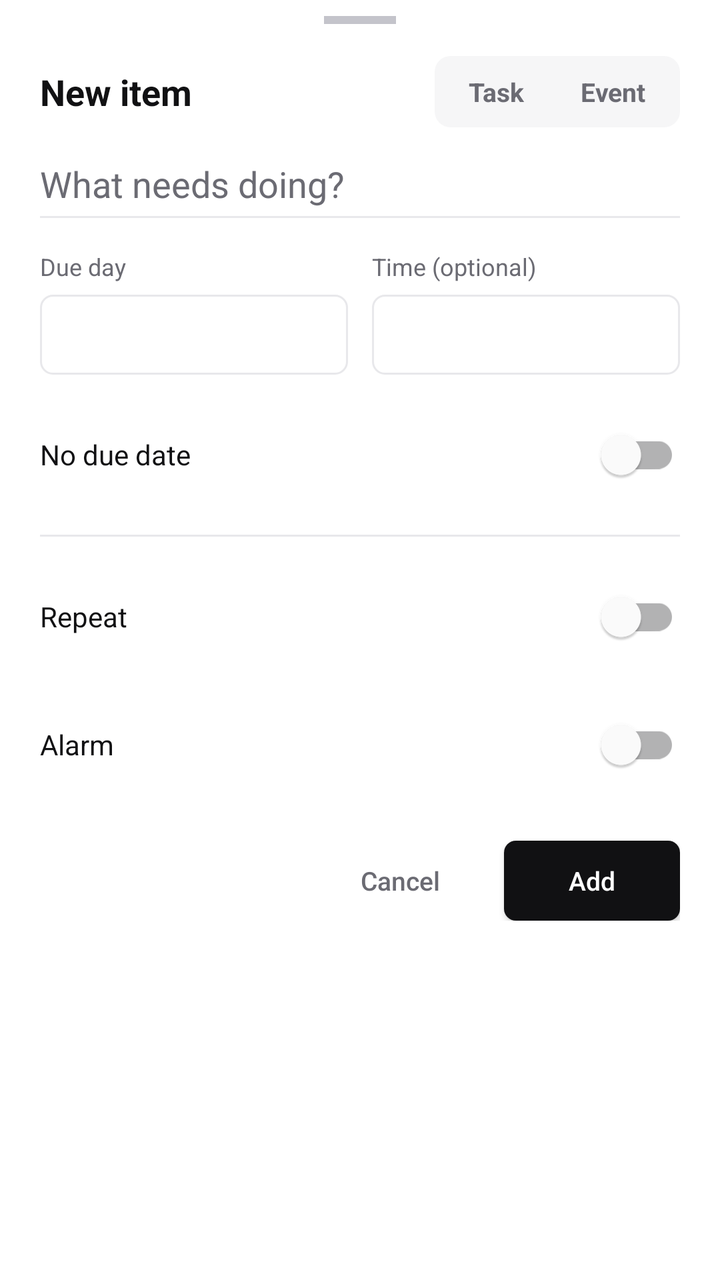
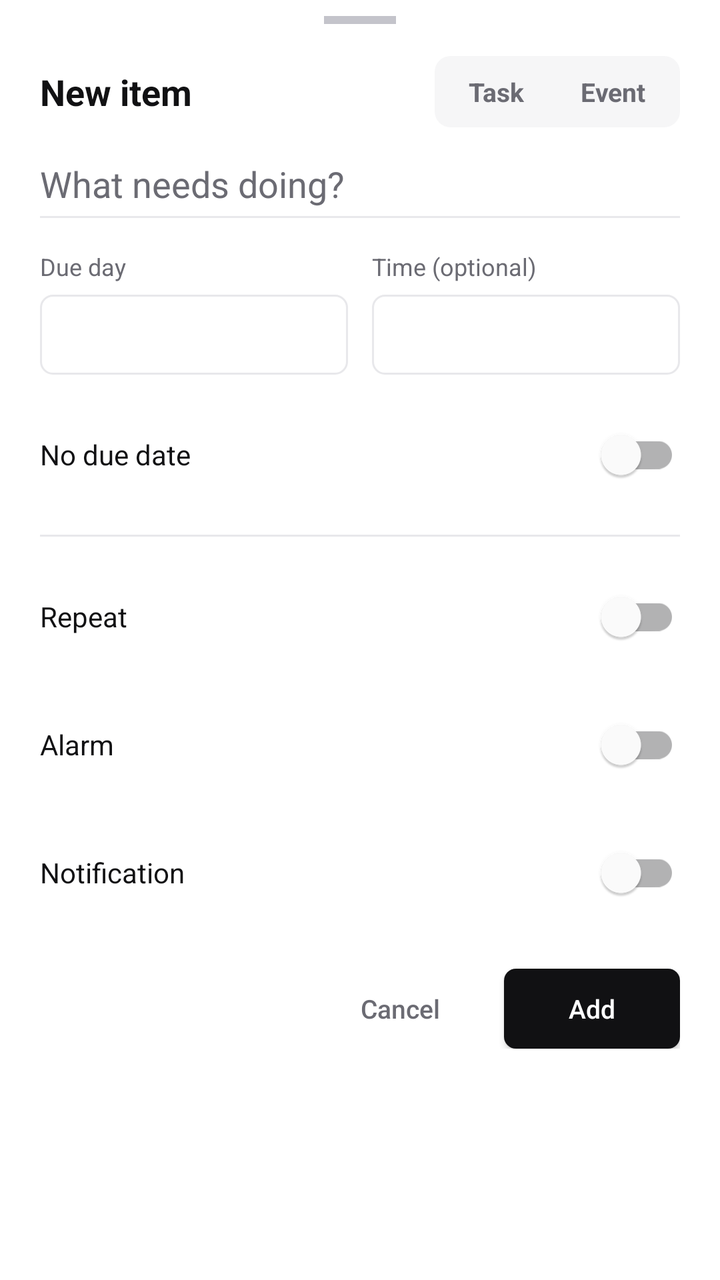

An Android layout rendered at two revisions. The XML below is the earlier revision; the diff shows what the commit changed to produce the second picture.
<!-- AndroidManifest.xml: application theme Theme.ToDoApp -->
<!-- res/layout/sheet_add_item.xml -->
<?xml version="1.0" encoding="utf-8"?>
<androidx.core.widget.NestedScrollView xmlns:android="http://schemas.android.com/apk/res/android"
    xmlns:app="http://schemas.android.com/apk/res-auto"
    android:layout_width="match_parent"
    android:layout_height="wrap_content"
    android:background="@color/bg">

    <LinearLayout
        android:layout_width="match_parent"
        android:layout_height="wrap_content"
        android:orientation="vertical"
        android:paddingStart="20dp"
        android:paddingTop="8dp"
        android:paddingEnd="20dp"
        android:paddingBottom="20dp">

        
        <View
            android:layout_width="36dp"
            android:layout_height="4dp"
            android:layout_gravity="center_horizontal"
            android:layout_marginBottom="16dp"
            android:background="@color/muted_2" />

        
        <LinearLayout
            android:layout_width="match_parent"
            android:layout_height="wrap_content"
            android:gravity="center_vertical"
            android:orientation="horizontal">

            <TextView
                android:id="@+id/sheet_title"
                android:layout_width="0dp"
                android:layout_height="wrap_content"
                android:layout_weight="1"
                android:text="@string/sheet_new_item"
                android:textColor="@color/fg"
                android:textSize="18sp"
                android:textStyle="bold" />

            <LinearLayout
                android:layout_width="wrap_content"
                android:layout_height="wrap_content"
                android:background="@drawable/bg_tabs_container"
                android:orientation="horizontal"
                android:padding="3dp">

                <TextView
                    android:id="@+id/type_task"
                    android:layout_width="wrap_content"
                    android:layout_height="wrap_content"
                    android:background="@drawable/bg_tab"
                    android:paddingStart="14dp"
                    android:paddingTop="6dp"
                    android:paddingEnd="14dp"
                    android:paddingBottom="6dp"
                    android:text="@string/type_task"
                    android:textColor="@color/tab_text"
                    android:textSize="13sp"
                    android:textStyle="bold" />

                <TextView
                    android:id="@+id/type_event"
                    android:layout_width="wrap_content"
                    android:layout_height="wrap_content"
                    android:background="@drawable/bg_tab"
                    android:paddingStart="14dp"
                    android:paddingTop="6dp"
                    android:paddingEnd="14dp"
                    android:paddingBottom="6dp"
                    android:text="@string/type_event"
                    android:textColor="@color/tab_text"
                    android:textSize="13sp"
                    android:textStyle="bold" />
            </LinearLayout>
        </LinearLayout>

        
        <EditText
            android:id="@+id/todo_input"
            android:layout_width="match_parent"
            android:layout_height="wrap_content"
            android:layout_marginTop="16dp"
            android:background="@null"
            android:hint="@string/title_hint"
            android:inputType="textCapSentences"
            android:textColor="@color/fg"
            android:textColorHint="@color/muted"
            android:textSize="18sp" />

        <View
            android:layout_width="match_parent"
            android:layout_height="@dimen/hairline"
            android:layout_marginTop="4dp"
            android:layout_marginBottom="16dp"
            android:background="@color/line" />

        
        <LinearLayout
            android:id="@+id/task_fields"
            android:layout_width="match_parent"
            android:layout_height="wrap_content"
            android:orientation="horizontal">

            <LinearLayout
                android:layout_width="0dp"
                android:layout_height="wrap_content"
                android:layout_marginEnd="6dp"
                android:layout_weight="1"
                android:orientation="vertical">

                <TextView style="@style/FieldLabel" android:text="@string/due_day" />

                <TextView
                    android:id="@+id/due_date"
                    style="@style/FieldValue" />
            </LinearLayout>

            <LinearLayout
                android:layout_width="0dp"
                android:layout_height="wrap_content"
                android:layout_marginStart="6dp"
                android:layout_weight="1"
                android:orientation="vertical">

                <TextView style="@style/FieldLabel" android:text="@string/time_optional" />

                <TextView
                    android:id="@+id/due_time"
                    style="@style/FieldValue" />
            </LinearLayout>
        </LinearLayout>

        
        <LinearLayout
            android:id="@+id/event_fields"
            android:layout_width="match_parent"
            android:layout_height="wrap_content"
            android:orientation="vertical"
            android:visibility="gone">

            <LinearLayout
                android:layout_width="match_parent"
                android:layout_height="wrap_content"
                android:orientation="horizontal">

                <LinearLayout
                    android:layout_width="0dp"
                    android:layout_height="wrap_content"
                    android:layout_marginEnd="6dp"
                    android:layout_weight="1"
                    android:orientation="vertical">

                    <TextView style="@style/FieldLabel" android:text="@string/start_day" />

                    <TextView
                        android:id="@+id/start_date"
                        style="@style/FieldValue" />
                </LinearLayout>

                <LinearLayout
                    android:layout_width="0dp"
                    android:layout_height="wrap_content"
                    android:layout_marginStart="6dp"
                    android:layout_weight="1"
                    android:orientation="vertical">

                    <TextView style="@style/FieldLabel" android:text="@string/start_time" />

                    <TextView
                        android:id="@+id/start_time"
                        style="@style/FieldValue" />
                </LinearLayout>
            </LinearLayout>

            <LinearLayout
                android:layout_width="match_parent"
                android:layout_height="wrap_content"
                android:layout_marginTop="12dp"
                android:orientation="vertical">

                <TextView style="@style/FieldLabel" android:text="@string/end_time" />

                <TextView
                    android:id="@+id/end_time"
                    style="@style/FieldValue" />
            </LinearLayout>
        </LinearLayout>

        
        <LinearLayout
            android:id="@+id/task_section_row"
            android:layout_width="match_parent"
            android:layout_height="wrap_content"
            android:layout_marginTop="16dp"
            android:orientation="vertical">

            <LinearLayout
                android:layout_width="match_parent"
                android:layout_height="wrap_content"
                android:gravity="center_vertical"
                android:orientation="horizontal">

                <TextView
                    android:layout_width="0dp"
                    android:layout_height="wrap_content"
                    android:layout_weight="1"
                    android:text="@string/no_due_date"
                    android:textColor="@color/fg"
                    android:textSize="14sp" />

                <com.google.android.material.switchmaterial.SwitchMaterial
                    android:id="@+id/no_due"
                    android:layout_width="wrap_content"
                    android:layout_height="wrap_content" />
            </LinearLayout>

            <LinearLayout
                android:id="@+id/task_section_field"
                android:layout_width="match_parent"
                android:layout_height="wrap_content"
                android:layout_marginTop="10dp"
                android:orientation="vertical"
                android:visibility="gone">

                <TextView style="@style/FieldLabel" android:text="@string/place_in" />

                <Spinner
                    android:id="@+id/task_section"
                    android:layout_width="match_parent"
                    android:layout_height="40dp"
                    android:background="@drawable/bg_input"
                    android:paddingStart="10dp"
                    android:paddingEnd="10dp" />
            </LinearLayout>
        </LinearLayout>

        
        <LinearLayout
            android:id="@+id/project_row"
            android:layout_width="match_parent"
            android:layout_height="wrap_content"
            android:layout_marginTop="16dp"
            android:orientation="vertical"
            android:visibility="gone">

            <TextView style="@style/FieldLabel" android:text="@string/project" />

            <Spinner
                android:id="@+id/project_select"
                android:layout_width="match_parent"
                android:layout_height="40dp"
                android:background="@drawable/bg_input"
                android:paddingStart="10dp"
                android:paddingEnd="10dp" />

            <LinearLayout
                android:id="@+id/date_tabs_switch"
                android:layout_width="match_parent"
                android:layout_height="wrap_content"
                android:layout_marginTop="10dp"
                android:gravity="center_vertical"
                android:orientation="horizontal"
                android:visibility="gone">

                <TextView
                    android:layout_width="0dp"
                    android:layout_height="wrap_content"
                    android:layout_weight="1"
                    android:text="@string/also_show_in_date_tabs"
                    android:textColor="@color/fg"
                    android:textSize="14sp" />

                <com.google.android.material.switchmaterial.SwitchMaterial
                    android:id="@+id/in_date_tabs"
                    android:layout_width="wrap_content"
                    android:layout_height="wrap_content" />
            </LinearLayout>
        </LinearLayout>

        <View
            android:layout_width="match_parent"
            android:layout_height="@dimen/hairline"
            android:layout_marginTop="16dp"
            android:background="@color/line" />

        
        <LinearLayout
            android:layout_width="match_parent"
            android:layout_height="wrap_content"
            android:layout_marginTop="16dp"
            android:gravity="center_vertical"
            android:orientation="horizontal">

            <TextView
                android:layout_width="0dp"
                android:layout_height="wrap_content"
                android:layout_weight="1"
                android:text="@string/repeat"
                android:textColor="@color/fg"
                android:textSize="14sp" />

            <com.google.android.material.switchmaterial.SwitchMaterial
                android:id="@+id/repeat_task"
                android:layout_width="wrap_content"
                android:layout_height="wrap_content" />
        </LinearLayout>

        <LinearLayout
            android:id="@+id/repeat_controls"
            android:layout_width="match_parent"
            android:layout_height="wrap_content"
            android:layout_marginTop="12dp"
            android:orientation="vertical"
            android:visibility="gone">

            <include layout="@layout/view_repeat_controls" />
        </LinearLayout>

        
        <LinearLayout
            android:id="@+id/alarm_row"
            android:layout_width="match_parent"
            android:layout_height="wrap_content"
            android:layout_marginTop="16dp"
            android:gravity="center_vertical"
            android:orientation="horizontal">

            <TextView
                android:layout_width="0dp"
                android:layout_height="wrap_content"
                android:layout_weight="1"
                android:text="@string/alarm_label"
                android:textColor="@color/fg"
                android:textSize="14sp" />

            <com.google.android.material.switchmaterial.SwitchMaterial
                android:id="@+id/alarm_switch"
                android:layout_width="wrap_content"
                android:layout_height="wrap_content" />
        </LinearLayout>

        <LinearLayout
            android:id="@+id/alarm_controls"
            android:layout_width="match_parent"
            android:layout_height="wrap_content"
            android:layout_marginTop="12dp"
            android:orientation="vertical"
            android:visibility="gone">

            <TextView style="@style/FieldLabel" android:text="@string/alarm_time_label" />

            <TextView
                android:id="@+id/alarm_time_value"
                style="@style/FieldValue" />
        </LinearLayout>

        
        <LinearLayout
            android:layout_width="match_parent"
            android:layout_height="wrap_content"
            android:layout_marginTop="24dp"
            android:gravity="center_vertical"
            android:orientation="horizontal">

            <Space
                android:layout_width="0dp"
                android:layout_height="1dp"
                android:layout_weight="1" />

            <androidx.appcompat.widget.AppCompatButton
                android:id="@+id/sheet_cancel"
                android:layout_width="wrap_content"
                android:layout_height="40dp"
                android:layout_marginEnd="8dp"
                android:background="@android:color/transparent"
                android:paddingStart="14dp"
                android:paddingEnd="14dp"
                android:text="@string/cancel"
                android:textAllCaps="false"
                android:textColor="@color/muted"
                android:textSize="13sp" />

            <androidx.appcompat.widget.AppCompatButton
                android:id="@+id/sheet_add"
                android:layout_width="wrap_content"
                android:layout_height="40dp"
                android:background="@drawable/bg_btn_filled"
                android:paddingStart="16dp"
                android:paddingEnd="16dp"
                android:text="@string/add"
                android:textAllCaps="false"
                android:textColor="@color/on_accent"
                android:textSize="13sp" />
        </LinearLayout>
    </LinearLayout>
</androidx.core.widget.NestedScrollView>
<!-- res/layout/view_repeat_controls.xml (included above) -->
<?xml version="1.0" encoding="utf-8"?>
<LinearLayout xmlns:android="http://schemas.android.com/apk/res/android"
    android:layout_width="match_parent"
    android:layout_height="wrap_content"
    android:orientation="vertical">

    
    <LinearLayout
        android:layout_width="match_parent"
        android:layout_height="wrap_content"
        android:orientation="horizontal">

        <LinearLayout
            android:layout_width="0dp"
            android:layout_height="wrap_content"
            android:layout_marginEnd="6dp"
            android:layout_weight="1"
            android:orientation="vertical">

            <TextView style="@style/FieldLabel" android:text="@string/repeat_every" />

            <LinearLayout
                android:layout_width="match_parent"
                android:layout_height="wrap_content"
                android:orientation="horizontal">

                <EditText
                    android:id="@+id/repeat_interval"
                    android:layout_width="64dp"
                    android:layout_height="40dp"
                    android:layout_marginEnd="6dp"
                    android:background="@drawable/bg_input"
                    android:gravity="center"
                    android:inputType="number"
                    android:text="1"
                    android:textColor="@color/fg"
                    android:textSize="14sp" />

                <Spinner
                    android:id="@+id/repeat_unit"
                    android:layout_width="0dp"
                    android:layout_height="40dp"
                    android:layout_weight="1"
                    android:background="@drawable/bg_input"
                    android:paddingStart="10dp"
                    android:paddingEnd="10dp" />
            </LinearLayout>
        </LinearLayout>

        <LinearLayout
            android:id="@+id/repeat_time_row"
            android:layout_width="0dp"
            android:layout_height="wrap_content"
            android:layout_marginStart="6dp"
            android:layout_weight="1"
            android:orientation="vertical">

            <TextView style="@style/FieldLabel" android:text="@string/reveal_time" />

            <TextView android:id="@+id/repeat_time" style="@style/FieldValue" />
        </LinearLayout>
    </LinearLayout>

    
    <LinearLayout
        android:id="@+id/repeat_weekday_field"
        android:layout_width="match_parent"
        android:layout_height="wrap_content"
        android:layout_marginTop="12dp"
        android:orientation="vertical"
        android:visibility="gone">

        <TextView style="@style/FieldLabel" android:text="@string/repeat_on" />

        <LinearLayout
            android:id="@+id/weekday_pills"
            android:layout_width="match_parent"
            android:layout_height="wrap_content"
            android:orientation="horizontal">

            <TextView style="@style/Pill" android:tag="0" android:text="Sun" />
            <TextView style="@style/Pill" android:tag="1" android:text="Mon" />
            <TextView style="@style/Pill" android:tag="2" android:text="Tue" />
            <TextView style="@style/Pill" android:tag="3" android:text="Wed" />
            <TextView style="@style/Pill" android:tag="4" android:text="Thu" />
            <TextView style="@style/Pill" android:tag="5" android:text="Fri" />
            <TextView style="@style/Pill" android:tag="6" android:text="Sat" />
        </LinearLayout>
    </LinearLayout>

    
    <LinearLayout
        android:id="@+id/repeat_monthday_field"
        android:layout_width="match_parent"
        android:layout_height="wrap_content"
        android:layout_marginTop="12dp"
        android:orientation="vertical"
        android:visibility="gone">

        <TextView style="@style/FieldLabel" android:text="@string/monthly_pattern" />

        <Spinner
            android:id="@+id/repeat_month_pattern"
            android:layout_width="match_parent"
            android:layout_height="40dp"
            android:background="@drawable/bg_input"
            android:paddingStart="10dp"
            android:paddingEnd="10dp" />
    </LinearLayout>

    
    <LinearLayout
        android:id="@+id/repeat_month_days_field"
        android:layout_width="match_parent"
        android:layout_height="wrap_content"
        android:layout_marginTop="12dp"
        android:orientation="vertical"
        android:visibility="gone">

        <TextView style="@style/FieldLabel" android:text="@string/days_of_month" />

        <EditText
            android:id="@+id/repeat_monthdays"
            android:layout_width="match_parent"
            android:layout_height="40dp"
            android:background="@drawable/bg_input"
            android:hint="@string/days_of_month_hint"
            android:inputType="text"
            android:paddingStart="10dp"
            android:paddingEnd="10dp"
            android:textColor="@color/fg"
            android:textColorHint="@color/muted"
            android:textSize="14sp" />
    </LinearLayout>

    
    <LinearLayout
        android:id="@+id/repeat_month_week_field"
        android:layout_width="match_parent"
        android:layout_height="wrap_content"
        android:layout_marginTop="12dp"
        android:orientation="vertical"
        android:visibility="gone">

        <TextView style="@style/FieldLabel" android:text="@string/week_of_month" />

        <LinearLayout
            android:id="@+id/month_week_pills"
            android:layout_width="match_parent"
            android:layout_height="wrap_content"
            android:orientation="horizontal">

            <TextView style="@style/Pill" android:tag="1" android:text="1st" />
            <TextView style="@style/Pill" android:tag="2" android:text="2nd" />
            <TextView style="@style/Pill" android:tag="3" android:text="3rd" />
            <TextView style="@style/Pill" android:tag="4" android:text="4th" />
            <TextView style="@style/Pill" android:tag="5" android:text="5th" />
        </LinearLayout>
    </LinearLayout>

    
    <LinearLayout
        android:id="@+id/repeat_month_weekday_field"
        android:layout_width="match_parent"
        android:layout_height="wrap_content"
        android:layout_marginTop="12dp"
        android:orientation="vertical"
        android:visibility="gone">

        <TextView style="@style/FieldLabel" android:text="@string/day_of_week" />

        <LinearLayout
            android:id="@+id/month_weekday_pills"
            android:layout_width="match_parent"
            android:layout_height="wrap_content"
            android:orientation="horizontal">

            <TextView style="@style/Pill" android:tag="0" android:text="Sun" />
            <TextView style="@style/Pill" android:tag="1" android:text="Mon" />
            <TextView style="@style/Pill" android:tag="2" android:text="Tue" />
            <TextView style="@style/Pill" android:tag="3" android:text="Wed" />
            <TextView style="@style/Pill" android:tag="4" android:text="Thu" />
            <TextView style="@style/Pill" android:tag="5" android:text="Fri" />
            <TextView style="@style/Pill" android:tag="6" android:text="Sat" />
        </LinearLayout>
    </LinearLayout>

    
    <LinearLayout
        android:layout_width="match_parent"
        android:layout_height="wrap_content"
        android:layout_marginTop="12dp"
        android:orientation="vertical">

        <TextView style="@style/FieldLabel" android:text="@string/stop_on" />

        <TextView android:id="@+id/repeat_end" style="@style/FieldValue" />
    </LinearLayout>
</LinearLayout>
<!-- resources referenced by this layout -->
<resources>
  <color name="bg">#FFFFFF</color>
  <color name="fg">#111113</color>
  <color name="line">#E8E8EB</color>
  <color name="muted">#6B6B73</color>
  <color name="muted_2">#C4C4CB</color>
  <color name="on_accent">#FFFFFF</color>
  <dimen name="hairline">1dp</dimen>
  <!-- drawable bg_btn_filled (drawable) -->
  <shape xmlns:android="http://schemas.android.com/apk/res/android" android:shape="rectangle">
      <solid android:color="@color/accent" />
      <corners android:radius="@dimen/r_sm" />
  </shape>
  <!-- drawable bg_tab (drawable) -->
  <selector xmlns:android="http://schemas.android.com/apk/res/android">
      <item android:state_selected="true" android:drawable="@drawable/bg_tab_active" />
      <item android:drawable="@android:color/transparent" />
  </selector>
  <!-- drawable bg_tabs_container (drawable) -->
  <shape xmlns:android="http://schemas.android.com/apk/res/android" android:shape="rectangle">
      <solid android:color="@color/panel" />
      <corners android:radius="@dimen/r_md" />
  </shape>
  <string name="add">Add</string>
  <string name="alarm_label">Alarm</string>
  <string name="alarm_time_label">Alarm time</string>
  <string name="also_show_in_date_tabs">Also show in date tabs</string>
  <string name="cancel">Cancel</string>
  <string name="day_of_week">Day of week</string>
  <string name="days_of_month">Days of month</string>
  <string name="days_of_month_hint">e.g. 1, 15, 28</string>
  <string name="due_day">Due day</string>
  <string name="end_time">End time</string>
  <string name="monthly_pattern">Monthly pattern</string>
  <string name="no_due_date">No due date</string>
  <string name="place_in">Place in</string>
  <string name="project">Project</string>
  <string name="repeat">Repeat</string>
  <string name="repeat_every">Every</string>
  <string name="repeat_on">Repeat on</string>
  <string name="reveal_time">Reveal time (optional)</string>
  <string name="sheet_new_item">New item</string>
  <string name="start_day">Start day</string>
  <string name="start_time">Start time</string>
  <string name="stop_on">Stop on (optional)</string>
  <string name="time_optional">Time (optional)</string>
  <string name="title_hint">What needs doing?</string>
  <string name="type_event">Event</string>
  <string name="type_task">Task</string>
  <string name="week_of_month">Week of month</string>
  <color name="accent">#111113</color>
  <dimen name="r_sm">6dp</dimen>
  <!-- drawable bg_tab_active (drawable) -->
  <shape xmlns:android="http://schemas.android.com/apk/res/android" android:shape="rectangle">
      <solid android:color="@color/bg" />
      <stroke android:width="@dimen/hairline" android:color="@color/line" />
      <corners android:radius="@dimen/r_sm" />
  </shape>
  <color name="panel">#F6F6F7</color>
  <dimen name="r_md">8dp</dimen>
  <!-- drawable bg_pill (drawable) -->
  <selector xmlns:android="http://schemas.android.com/apk/res/android">
      <item android:state_selected="true" android:drawable="@drawable/bg_pill_selected" />
      <item android:drawable="@drawable/bg_pill_unselected" />
  </selector>
  <color name="warn">#D9480F</color>
  <!-- drawable bg_pill_unselected (drawable) -->
  <shape xmlns:android="http://schemas.android.com/apk/res/android" android:shape="rectangle">
      <solid android:color="@color/bg" />
      <stroke android:width="@dimen/hairline" android:color="@color/line" />
      <corners android:radius="@dimen/r_sm" />
  </shape>
  <style name="Widget.ToDoApp.BottomSheet" parent="Widget.MaterialComponents.BottomSheet.Modal">
          <item name="backgroundTint">@color/bg</item>
          <item name="shapeAppearanceOverlay">@style/ShapeAppearance.ToDoApp.Sheet</item>
      </style>
  <!-- unchanged entries left out for length: 8 -->
</resources>

<!-- the commit's change to res/layout/sheet_add_item.xml (unified diff, before → after) -->
@@ -358,6 +358,44 @@
 
         
         <LinearLayout
+            android:id="@+id/notify_row"
+            android:layout_width="match_parent"
+            android:layout_height="wrap_content"
+            android:layout_marginTop="16dp"
+            android:gravity="center_vertical"
+            android:orientation="horizontal">
+
+            <TextView
+                android:layout_width="0dp"
+                android:layout_height="wrap_content"
+                android:layout_weight="1"
+                android:text="@string/notify_label"
+                android:textColor="@color/fg"
+                android:textSize="14sp" />
+
+            <com.google.android.material.switchmaterial.SwitchMaterial
+                android:id="@+id/notify_switch"
+                android:layout_width="wrap_content"
+                android:layout_height="wrap_content" />
+        </LinearLayout>
+
+        <LinearLayout
+            android:id="@+id/notify_controls"
+            android:layout_width="match_parent"
+            android:layout_height="wrap_content"
+            android:layout_marginTop="12dp"
+            android:orientation="vertical"
+            android:visibility="gone">
+
+            <TextView style="@style/FieldLabel" android:text="@string/notify_time_label" />
+
+            <TextView
+                android:id="@+id/notify_time_value"
+                style="@style/FieldValue" />
+        </LinearLayout>
+
+        
+        <LinearLayout
             android:layout_width="match_parent"
             android:layout_height="wrap_content"
             android:layout_marginTop="24dp"
<!-- resource entries referenced after the edit -->
@@ -34,6 +34,8 @@
   <string name="end_time">End time</string>
   <string name="monthly_pattern">Monthly pattern</string>
   <string name="no_due_date">No due date</string>
+  <string name="notify_label">Notification</string>
+  <string name="notify_time_label">Notification time</string>
   <string name="place_in">Place in</string>
   <string name="project">Project</string>
   <string name="repeat">Repeat</string>
